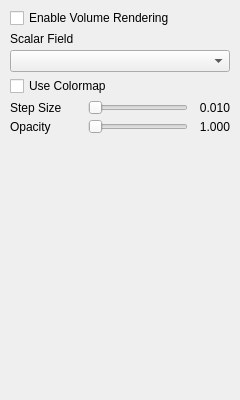
Above: src/ui/volume_page.ui from thermeng/SciRender before the change. Below: the same form after it.
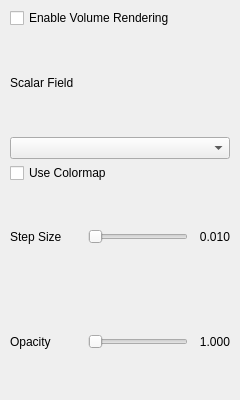
That is the form after the change.

Commit message: feat: unsupported tab flagging & banner suggestions

Diff of the .ui file:
```diff
--- a/src/ui/volume_page.ui
+++ b/src/ui/volume_page.ui
@@ -187,20 +187,7 @@
      </layout>
     </widget>
    </item>
-   <item>
-    <spacer name="volumeBottomSpacer">
-     <property name="orientation">
-      <enum>Qt::Orientation::Vertical</enum>
-     </property>
-     <property name="sizeHint" stdset="0">
-      <size>
-       <width>20</width>
-       <height>20</height>
-      </size>
-     </property>
-    </spacer>
-   </item>
-  </layout>
+   </layout>
  </widget>
  <resources/>
  <connections/>
```
The commit also changes 3 other files.
